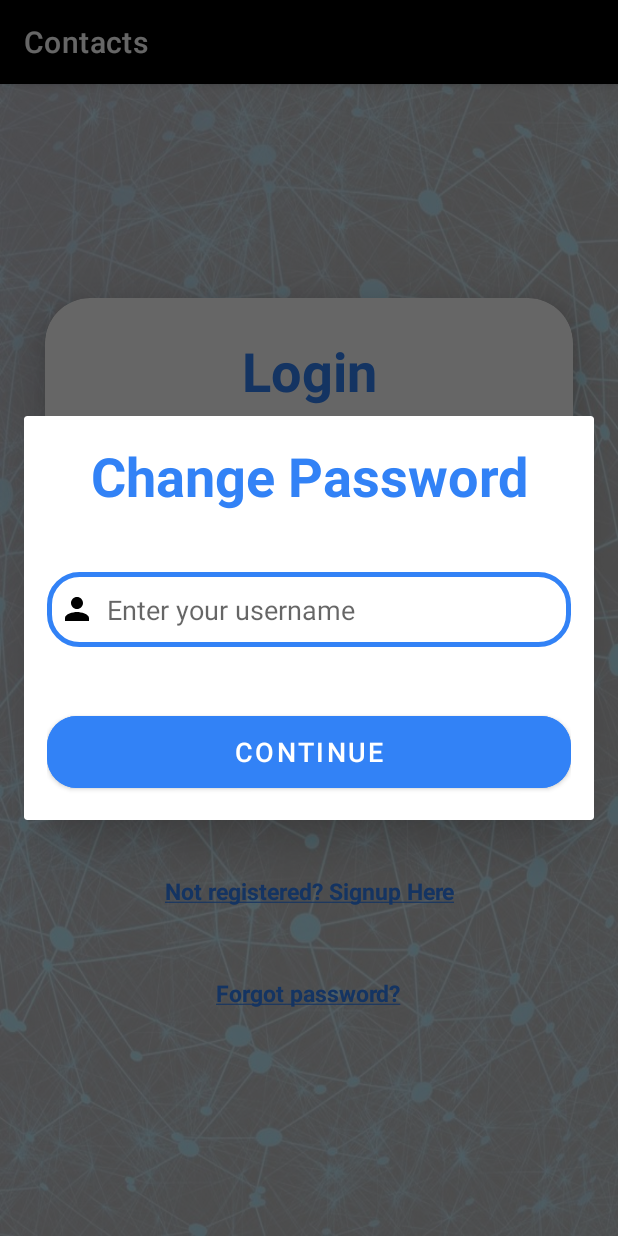
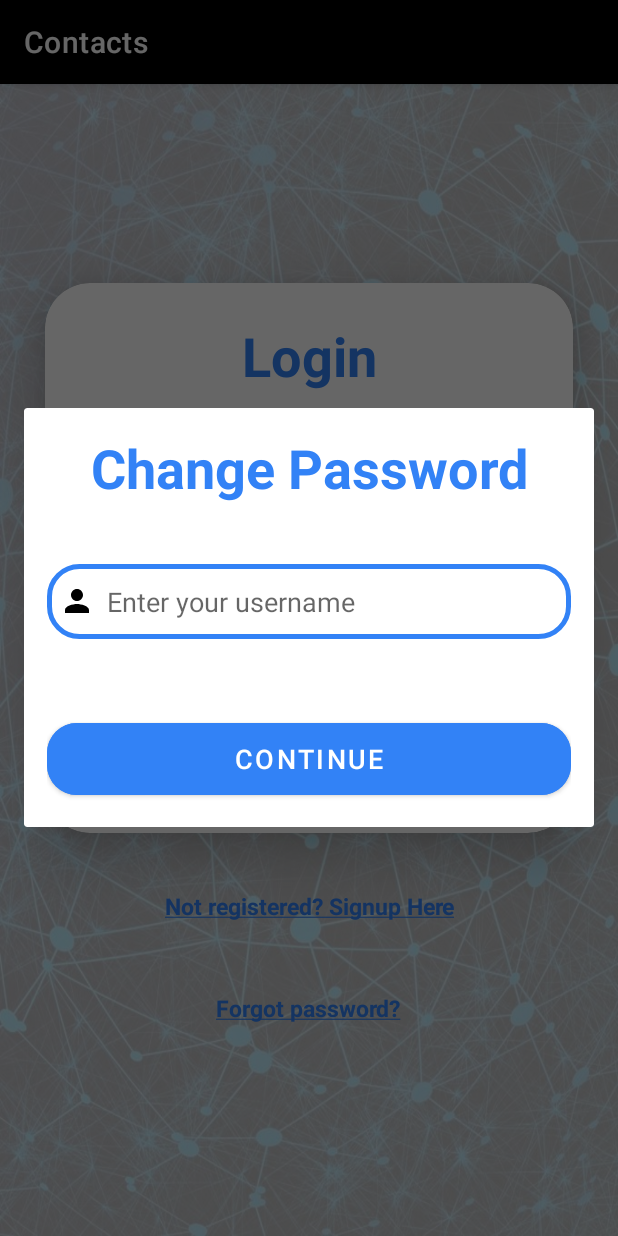
Before and after one commit to LuciaHeredia/ContactsApp, an Android app: the screen it shows after launch (MainActivity), after a tap on "Forgot password?", on a phone screen of 412 x 824 dp. Run offline under Robolectric (Android 15) with nearby library versions, the light colour scheme and no system bars; our stand-ins replace Room's generated code.

Commit message:
progreeBar added

```diff
--- a/app/src/main/java/com/example/contactsapp/ui/fragments/SettingsFragment.java
+++ b/app/src/main/java/com/example/contactsapp/ui/fragments/SettingsFragment.java
@@ -72,7 +72,10 @@
         binding.phoneSwitch.setOnCheckedChangeListener(this);
         binding.emailSwitch.setOnCheckedChangeListener(this);
         // save btn
-        binding.saveBtn.setOnClickListener(view1 -> saveContactSettings());
+        binding.saveBtn.setOnClickListener(view1 -> {
+            binding.progressBar.setVisibility(View.VISIBLE);
+            saveContactSettings();
+        });
     }
 
     @Override
@@ -116,6 +119,7 @@
             asString = mapper.writeValueAsString(user);
             prefManager.saveUserData(asString);
             Toast.makeText(getActivity(), Constants.MSG_CHANGES_SAVED,Toast.LENGTH_SHORT).show();
+            binding.progressBar.setVisibility(View.INVISIBLE);
         } catch (JsonProcessingException e) {
             Toast.makeText(getActivity(), Constants.MSG_SOMETHING_WRONG, Toast.LENGTH_SHORT).show();
         }
--- a/app/src/main/java/com/example/contactsapp/ui/fragments/SignupFragment.java
+++ b/app/src/main/java/com/example/contactsapp/ui/fragments/SignupFragment.java
@@ -37,7 +37,10 @@
     }
 
     private void listenerSetup() {
-        binding.signupButton.setOnClickListener(view1 -> signupAuth());
+        binding.signupButton.setOnClickListener(view1 -> {
+            binding.progressBar.setVisibility(View.VISIBLE);
+            signupAuth();
+        });
     }
 
     private void initUsersFromDb() {
@@ -78,6 +81,7 @@
         User newUser = new User(username, password1);
         userViewModel.insertUser(newUser);
         Toast.makeText(getActivity(), Constants.MSG_USER_ADD_SUCCESS,Toast.LENGTH_SHORT).show();
+        binding.progressBar.setVisibility(View.INVISIBLE);
         goToLogin();
     }
 
--- a/app/src/main/res/layout/forgot_password_dialog.xml
+++ b/app/src/main/res/layout/forgot_password_dialog.xml
@@ -41,13 +41,22 @@
                 android:autofillHints=""
                 android:inputType="text" />
 
+            <ProgressBar
+                android:id="@+id/progressBar"
+                android:layout_width="30dp"
+                android:layout_height="30dp"
+                android:layout_gravity="center"
+                android:layout_marginTop="10dp"
+                android:visibility="invisible"
+                style="?android:attr/progressBarStyle"/>
+
             <Button
                 android:id="@+id/continue_btn"
                 android:layout_width="match_parent"
                 android:layout_height="60dp"
                 android:text="@string/continue_txt"
                 android:textSize="18sp"
-                android:layout_marginTop="40dp"
+                android:layout_marginTop="10dp"
                 android:backgroundTint="@color/blue"
                 app:cornerRadius = "20dp"/>
 
--- a/app/src/main/res/layout/fragment_login.xml
+++ b/app/src/main/res/layout/fragment_login.xml
@@ -66,13 +66,22 @@
                 android:layout_marginTop="20dp"
                 android:autofillHints="" />
 
+            <ProgressBar
+                android:id="@+id/progressBar"
+                android:layout_width="30dp"
+                android:layout_height="30dp"
+                android:layout_gravity="center"
+                android:layout_marginTop="10dp"
+                android:visibility="invisible"
+                style="?android:attr/progressBarStyle"/>
+
             <Button
                 android:id="@+id/loginButton"
                 android:layout_width="match_parent"
                 android:layout_height="60dp"
                 android:text="@string/continue_txt"
                 android:textSize="18sp"
-                android:layout_marginTop="30dp"
+                android:layout_marginTop="10dp"
                 android:backgroundTint="@color/blue"
                 app:cornerRadius = "20dp"/>
 
```
Also changed, not shown: app/src/main/java/com/example/contactsapp/ui/fragments/AddContactFragment.java (+6 -1 lines), app/src/main/java/com/example/contactsapp/ui/fragments/LoginFragment.java (+12 -2 lines), app/src/main/res/layout/fragment_add_contact.xml (+12 -2 lines), app/src/main/res/layout/fragment_settings.xml (+11 -2 lines), app/src/main/res/layout/fragment_signup.xml (+10 -1 lines).
